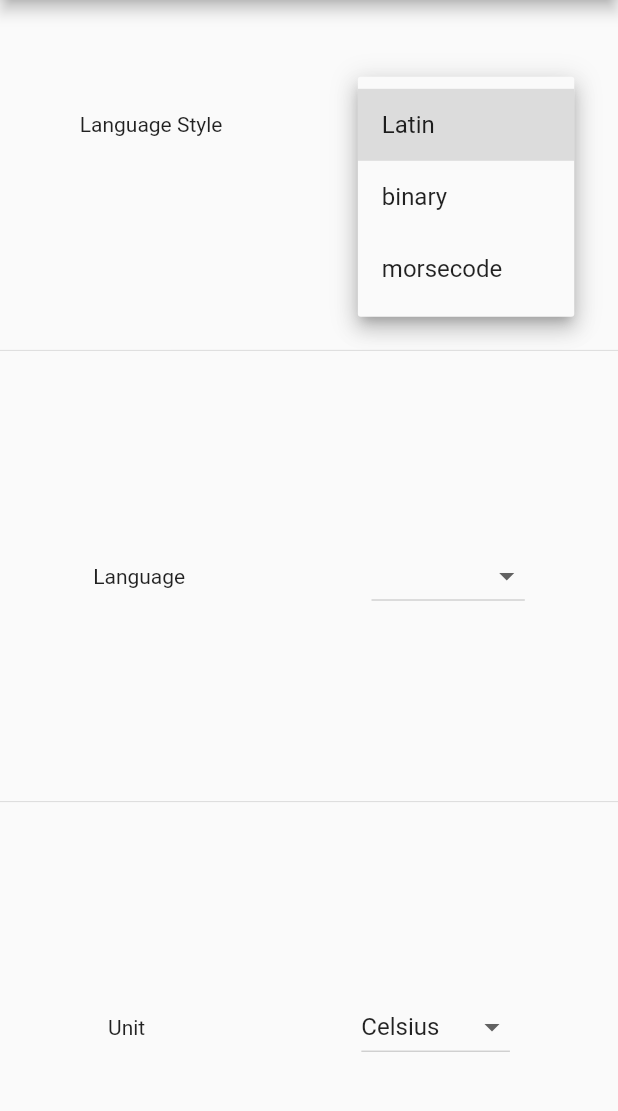
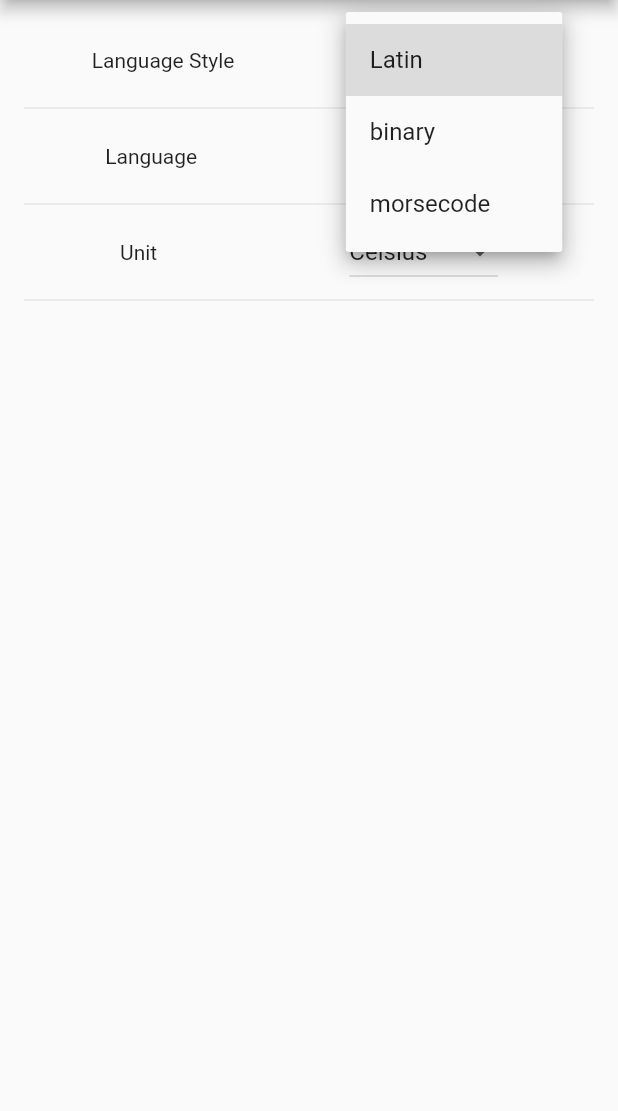
Before and after one commit to MichelSiegert/runaway, a Flutter app: the SettingsPage screen opened by its route, after a tap on "Latin", on a phone screen of 412 x 824 dp, the part 84-1195 px from its top. Run offline on Flutter 3.47's test engine with Material 2 defaults, Android fonts, the light colour scheme and no system bars; our stand-ins replace firebase_auth, firebase_core, firebase_database, geocoding, geolocator, google_sign_in and 1 more; accounts and stored records are empty.

Commit message:
adjusting the style of the page

```diff
--- a/lib/Pages/Settings/settings_scaffold.dart
+++ b/lib/Pages/Settings/settings_scaffold.dart
@@ -4,7 +4,6 @@
 import 'settingsDropDownWidgets/language.dart';
 import 'settingsDropDownWidgets/language_display.dart';
 import 'package:flutter/material.dart';
-
 
 //
 Scaffold settingScaffold(final String title, BuildContext context) => Scaffold(
@@ -13,28 +12,32 @@
         backgroundColor: Colors.green,
       ),
       //Text in the middle of the page
-      body: SizedBox.expand(
+      body: Container(
+        padding: const EdgeInsets.all(16),
+                child: SizedBox.expand(
             child: Column(
-            mainAxisAlignment: MainAxisAlignment.spaceAround,
+          mainAxisAlignment: MainAxisAlignment.start,
           children: [
             Row(
-            mainAxisAlignment:  MainAxisAlignment.spaceAround ,
+              mainAxisAlignment: MainAxisAlignment.spaceAround,
               children: [const Text("Language Style"), DropDownLanguage()],
             ),
             const Divider(),
             //Sprache
             Row(
-            mainAxisAlignment:  MainAxisAlignment.spaceAround ,
+              mainAxisAlignment: MainAxisAlignment.spaceAround,
               children: [const Text("Language"), Languages()],
             ),
             const Divider(),
             //Temperatureinheit:
             Row(
-            mainAxisAlignment:  MainAxisAlignment.spaceAround ,
+              mainAxisAlignment: MainAxisAlignment.spaceAround,
               children: [const Text("Unit"), UnitSystems()],
             ),
+            const Divider(),
           ],
         )),
+      ),
       //Menu Sidebar
       drawer: createSidebar(context),
     );
```
Lines whose indentation alone changed are shown as unchanged.
